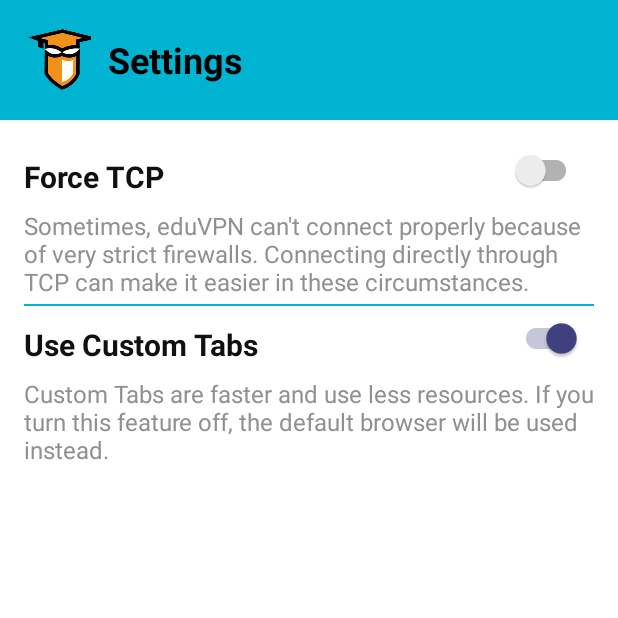
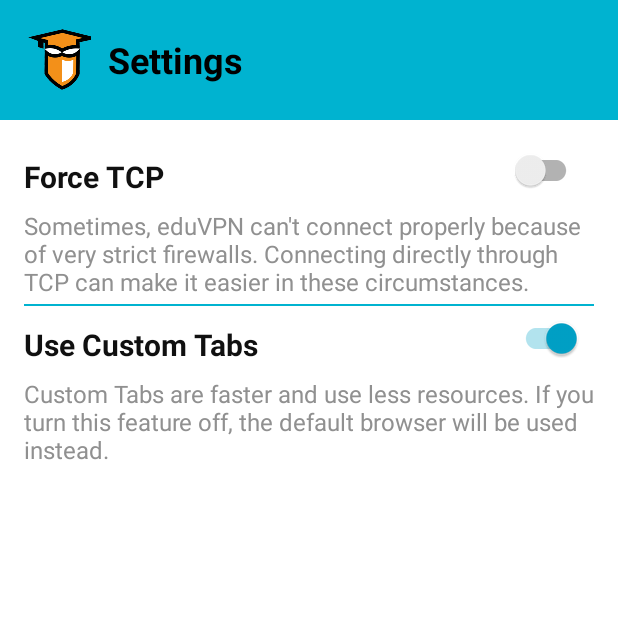
Before and after one commit to eduvpn/android, an Android app: the SettingsActivity screen opened directly, with no data from a screen before it, on a phone screen of 412 x 824 dp, the top half of it. Run offline under Robolectric (Android 15) with nearby library versions, the phone set to English and light mode, and no system bars; our stand-ins replace ButterKnife; libraries missing offline, so code that uses them is left out: de.blinkt.openvpn; network calls fail.

Commit message:
Use blue color as accent color

```diff
--- a/app/src/main/res/values/colors.xml
+++ b/app/src/main/res/values/colors.xml
@@ -3,7 +3,7 @@
     <color name="mainColor">#00B3D0</color>
     <color name="colorPrimary">#00B3D0</color>
     <color name="colorPrimaryDark">#00A2C8</color>
-    <color name="colorAccent">#414182</color>
+    <color name="colorAccent">#00A2C8</color>
     <color name="textColor">#101010</color>
     <color name="buttonTextColor">#101010</color>
     <color name="disabledColor">#E0E0E0</color>
```
